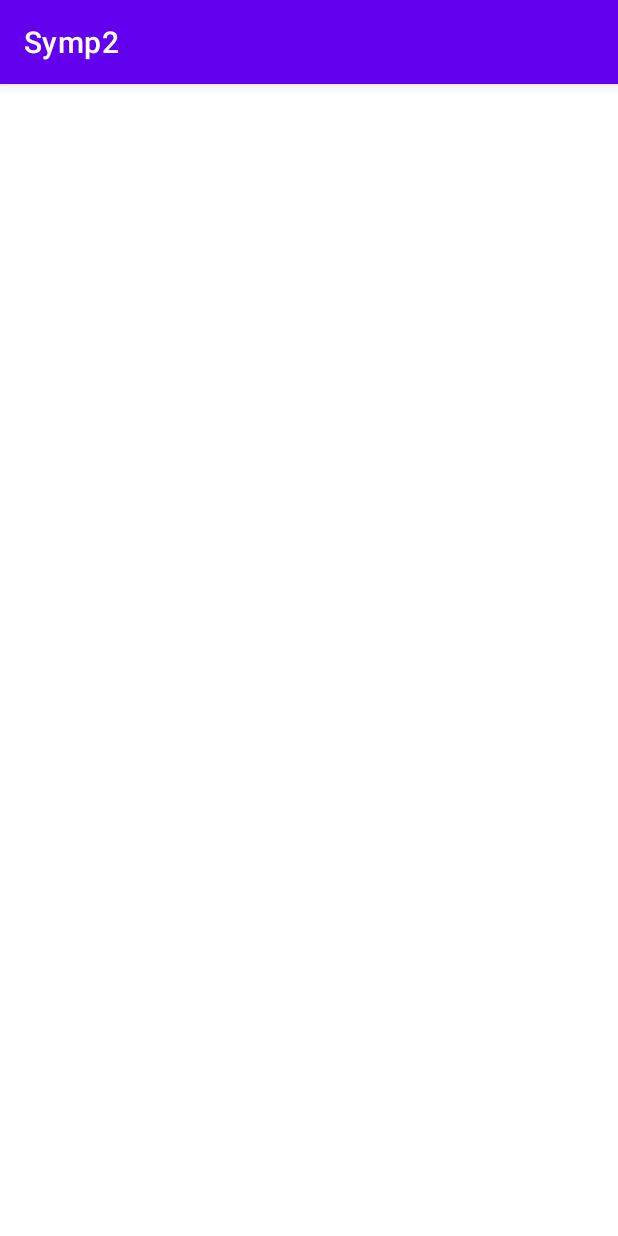
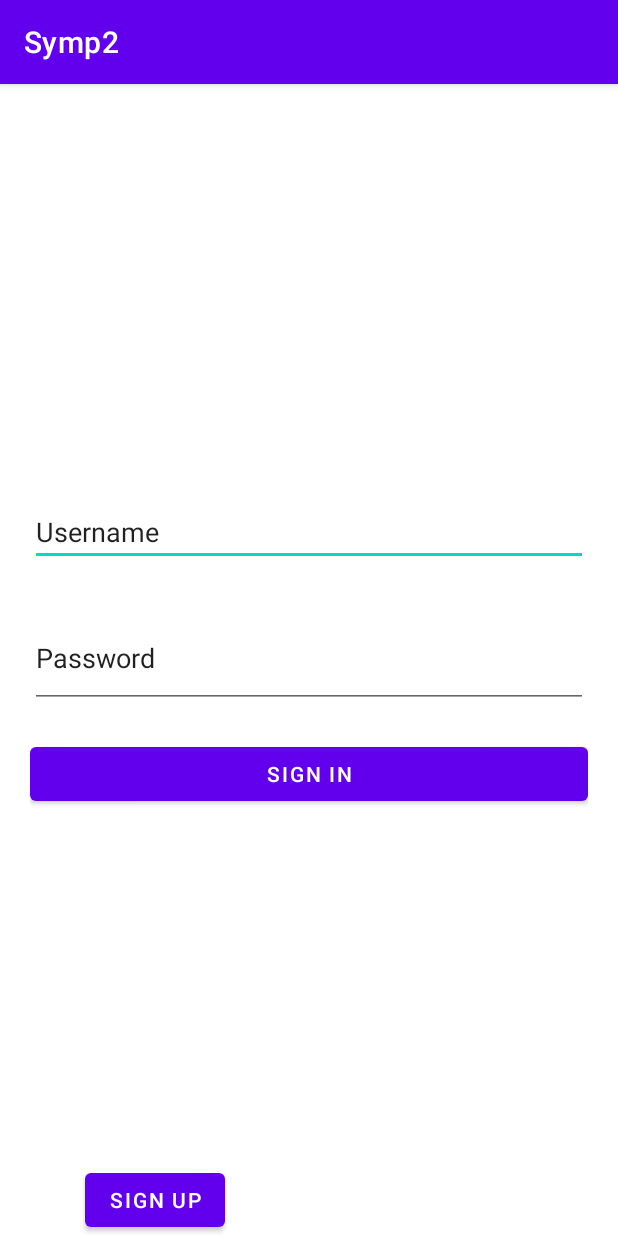
Before and after one commit to adiurs2002/Symp2, an Android app: the screen it shows after launch (MainActivity before the commit, UserSessionActivity after it), on a phone screen of 412 x 824 dp. Run offline under Robolectric (Android 15) with nearby library versions, the phone set to English and light mode, and no system bars.

Commit message:
fragment interaction done

```diff
--- a/app/src/main/AndroidManifest.xml
+++ b/app/src/main/AndroidManifest.xml
@@ -9,13 +9,16 @@
         android:roundIcon="@mipmap/ic_launcher_round"
         android:supportsRtl="true"
         android:theme="@style/Theme.Symp2">
-        <activity android:name=".MainActivity">
+        <activity android:name=".UserSessionActivity">
             <intent-filter>
                 <action android:name="android.intent.action.MAIN" />
 
                 <category android:name="android.intent.category.LAUNCHER" />
             </intent-filter>
         </activity>
+        <activity android:name=".MainActivity">
+
+        </activity>
     </application>
 
 </manifest>
--- /dev/null
+++ b/app/src/main/java/com/example/symp2/SignInFragment.java
@@ -0,0 +1,37 @@
+package com.example.symp2;
+
+import android.os.Bundle;
+
+import android.app.Fragment;
+
+import android.view.LayoutInflater;
+import android.view.View;
+import android.view.ViewGroup;
+
+/**
+ * A simple {@link Fragment} subclass.
+ * Use the {@link SignInFragment#newInstance} factory method to
+ * create an instance of this fragment.
+ */
+public class SignInFragment extends Fragment {
+
+
+
+    public SignInFragment() {
+        // Required empty public constructor
+    }
+
+
+    @Override
+    public void onCreate(Bundle savedInstanceState) {
+        super.onCreate(savedInstanceState);
+
+    }
+
+    @Override
+    public View onCreateView(LayoutInflater inflater, ViewGroup container,
+                             Bundle savedInstanceState) {
+        // Inflate the layout for this fragment
+        return inflater.inflate(R.layout.fragment_sign_in, container, false);
+    }
+}
--- /dev/null
+++ b/app/src/main/java/com/example/symp2/UserSessionActivity.java
@@ -0,0 +1,52 @@
+package com.example.symp2;
+
+import androidx.appcompat.app.AppCompatActivity;
+
+import android.app.Fragment;
+import android.app.FragmentManager;
+import android.app.FragmentTransaction;
+import android.os.Bundle;
+import android.view.View;
+import android.widget.Button;
+
+public class UserSessionActivity extends AppCompatActivity {
+
+    private Button signInBtn,signUpBtn;
+    @Override
+    protected void onCreate(Bundle savedInstanceState) {
+        super.onCreate(savedInstanceState);
+        setContentView(R.layout.activity_user_session);
+        signInBtn = findViewById(R.id.btnSignIn);
+        signUpBtn = findViewById(R.id.btnSignUp);
+        loadFragment(new SignInFragment());
+        signInBtn.setVisibility(View.GONE);
+
+
+        signInBtn.setOnClickListener(new View.OnClickListener() {
+            @Override
+            public void onClick(View view) {
+                loadFragment(new SignInFragment());
+                signInBtn.setVisibility(View.GONE);
+                signUpBtn.setVisibility(View.VISIBLE);
+            }
+
+        });
+
+        signUpBtn.setOnClickListener(new View.OnClickListener() {
+            @Override
+            public void onClick(View view) {
+                loadFragment(new SignUpFragment());
+                signUpBtn.setVisibility(View.GONE);
+                signInBtn.setVisibility(View.VISIBLE);
+            }
+        });
+
+    }
+
+    private void loadFragment(Fragment fragment) {
+        FragmentManager fm = getFragmentManager();
+        FragmentTransaction fragmentTransaction = fm.beginTransaction();
+        fragmentTransaction.replace(R.id.fragment, fragment);
+        fragmentTransaction.commit(); // save the changes
+    }
+}
--- /dev/null
+++ b/app/src/main/res/layout/activity_user_session.xml
@@ -0,0 +1,57 @@
+<?xml version="1.0" encoding="utf-8"?>
+<androidx.constraintlayout.widget.ConstraintLayout xmlns:android="http://schemas.android.com/apk/res/android"
+    xmlns:app="http://schemas.android.com/apk/res-auto"
+    xmlns:tools="http://schemas.android.com/tools"
+    android:layout_width="match_parent"
+    android:layout_height="match_parent"
+    tools:context=".UserSessionActivity">
+
+    <androidx.constraintlayout.widget.Guideline
+        android:id="@+id/guideline"
+        android:layout_width="wrap_content"
+        android:layout_height="wrap_content"
+        android:orientation="vertical"
+        android:outlineSpotShadowColor="@color/black" />
+
+    <androidx.constraintlayout.widget.Guideline
+        android:id="@+id/guideline2"
+        android:layout_width="wrap_content"
+        android:layout_height="wrap_content"
+        android:orientation="vertical" />
+
+    <androidx.constraintlayout.widget.Guideline
+        android:id="@+id/guideline3"
+        android:layout_width="wrap_content"
+        android:layout_height="wrap_content"
+        android:orientation="vertical"
+        app:layout_constraintBottom_toBottomOf="parent"
+        app:layout_constraintGuide_begin="207dp"
+        app:layout_constraintTop_toTopOf="parent" />
+
+    <Button
+        android:id="@+id/btnSignUp"
+        android:layout_width="wrap_content"
+        android:layout_height="wrap_content"
+        android:text="Sign Up"
+        app:layout_constraintBottom_toBottomOf="parent"
+        app:layout_constraintEnd_toStartOf="@+id/guideline3"
+        app:layout_constraintStart_toStartOf="parent" />
+
+    <Button
+        android:id="@+id/btnSignIn"
+        android:layout_width="wrap_content"
+        android:layout_height="wrap_content"
+        android:text="Sign In"
+        app:layout_constraintBottom_toBottomOf="parent"
+        app:layout_constraintEnd_toEndOf="parent"
+        app:layout_constraintStart_toStartOf="@+id/guideline3" />
+
+    <FrameLayout
+        android:id="@+id/fragment"
+        android:layout_width="match_parent"
+        android:layout_height="0dp"
+        app:layout_constraintBottom_toTopOf="@+id/btnSignUp"
+        app:layout_constraintTop_toTopOf="parent"
+        tools:layout_editor_absoluteX="10dp" />
+
+</androidx.constraintlayout.widget.ConstraintLayout>
--- a/app/src/main/res/layout/fragment_sign_in.xml
+++ b/app/src/main/res/layout/fragment_sign_in.xml
@@ -5,7 +5,8 @@
     android:layout_width="match_parent"
     android:layout_height="match_parent"
     android:layout_margin="20dp"
-    tools:context=".SignIn">
+    android:layout_centerInParent="true"
+    tools:context=".SignInFragment">
 
     <!-- TODO: Update blank fragment layout -->
 
--- a/app/src/main/res/layout/fragment_sign_up.xml
+++ b/app/src/main/res/layout/fragment_sign_up.xml
@@ -5,7 +5,7 @@
     android:layout_width="match_parent"
     android:layout_height="match_parent"
     android:padding="20dp"
-    tools:context=".SignUp">
+    tools:context=".SignUpFragment">
 
     <EditText
         android:id="@+id/Username"
```
Also changed, not shown: app/src/main/java/com/example/symp2/SignIn.kt (deleted, +0 -59 lines), app/src/main/java/com/example/symp2/SignUp.kt (deleted, +0 -59 lines), app/src/main/java/com/example/symp2/SignUpFragment.java (added, +30 -0 lines), app/src/main/res/layout/activity_main.xml (+0 -46 lines).
